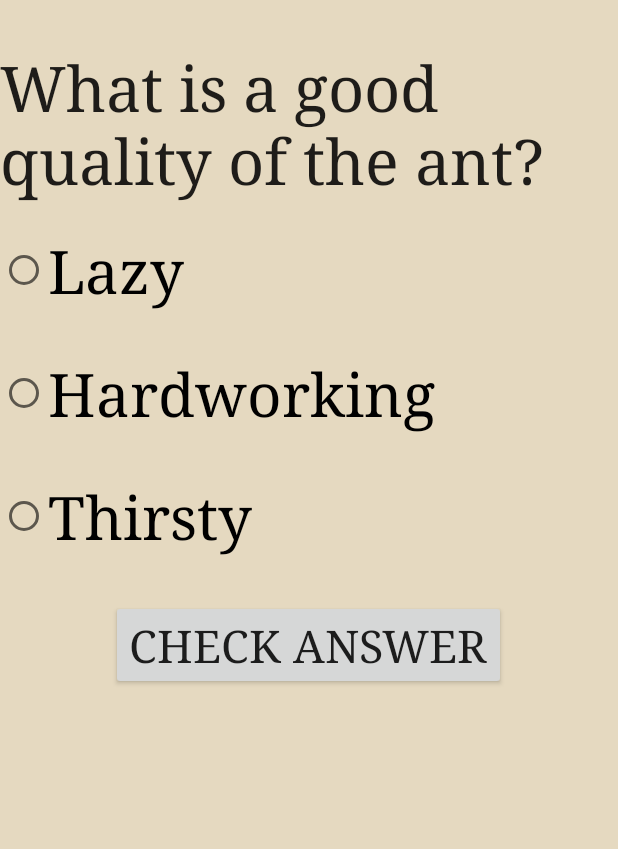
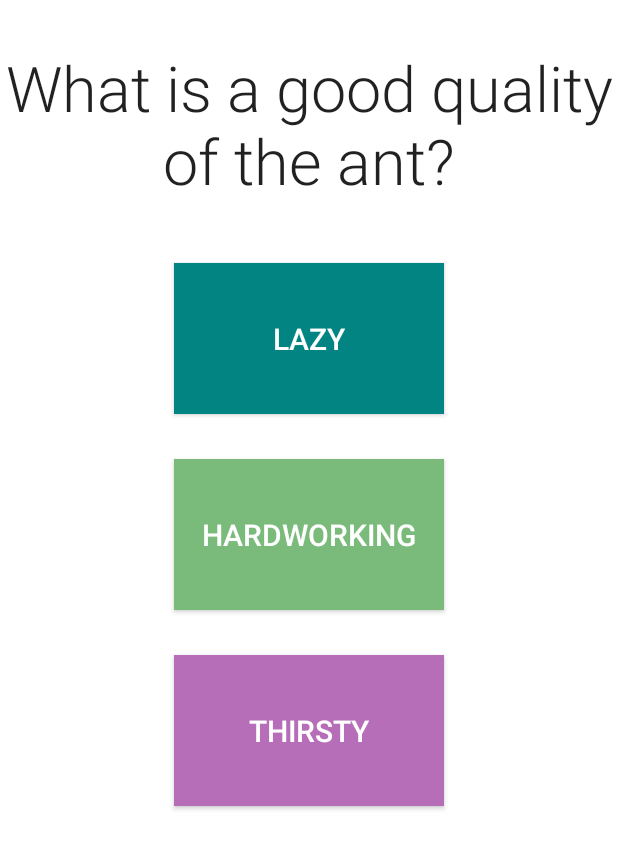
Before and after one commit to shantanu12/StoryTeller, an Android app: the layout question1.xml on its own in the app's theme, with its tools: preview values and no code run, on a phone screen of 412 x 824 dp. Shown: the top 849 px of the screen. Run offline under Robolectric (Android 15) with nearby library versions, the phone set to English and light mode, and no system bars.

Commit message:
fixed question1

```diff
--- a/app/src/main/res/layout/question1.xml
+++ b/app/src/main/res/layout/question1.xml
@@ -2,7 +2,7 @@
 <LinearLayout xmlns:android="http://schemas.android.com/apk/res/android"
     android:orientation="vertical" android:layout_width="match_parent"
     android:layout_height="match_parent"
-    android:background="#e5d9c0"
+    android:background="#ffffff"
     android:weightSum="1">
 
     <TextView
@@ -11,55 +11,58 @@
         android:textAppearance="?android:attr/textAppearanceLarge"
         android:text="What is a good quality of the ant?"
         android:id="@+id/textView2"
-        android:layout_gravity="center_horizontal"
         android:textSize="42dp"
         android:layout_marginTop="30dp"
-        android:layout_marginBottom="20dp"
-        android:typeface="serif" />
+        android:layout_marginBottom="40dp"
+        android:fontFamily="sans-serif-light"
+        android:typeface="sans"
+        android:layout_gravity="center"
+        android:gravity="center" />
 
-    ImageView
-        android:layout_width="wrap_content"
-        android:layout_height="wrap_content"
-        android:id="@+id/imageView4"
+    <Button
+        android:layout_width="180dp"
+        android:layout_height="60dp"
+        android:text="Lazy"
+        android:id="@+id/button"
         android:layout_gravity="center_horizontal"
-        android:src="@drawable/star_gold"/>
-
-    <RadioButton
-        android:layout_width="wrap_content"
-        android:layout_height="wrap_content"
-        android:text="Lazy"
-        android:id="@+id/radioButton"
-        android:checked="false"
-        android:textSize="40dp"
-        android:layout_marginBottom="30dp"
-        android:typeface="serif" />
-
-    <RadioButton
-        android:layout_width="wrap_content"
-        android:layout_height="wrap_content"
-        android:text="Hardworking"
-        android:id="@+id/radioButton2"
-        android:checked="false"
-        android:textSize="40dp"
-        android:layout_marginBottom="30dp"
-        android:typeface="serif" />
-
-    <RadioButton
-        android:layout_width="wrap_content"
-        android:layout_height="wrap_content"
-        android:text="Thirsty"
-        android:id="@+id/radioButton3"
-        android:checked="false"
-        android:textSize="40dp"
-        android:typeface="serif"
+        android:fontFamily="sans-serif-light"
+        android:typeface="sans"
+        android:textStyle="bold"
+        android:allowUndo="true"
+        android:background="#028482"
+        android:textColor="#ffffff"
+        android:layout_weight=".10"
+        android:textSize="20dp"
         android:layout_marginBottom="30dp" />
 
+        <Button
+        android:layout_width="180dp"
+        android:layout_height="60dp"
+        android:text="Hardworking"
+        android:id="@+id/button2"
+        android:layout_gravity="center_horizontal"
+        android:fontFamily="sans-serif-light"
+        android:typeface="sans"
+        android:layout_weight=".10"
+        android:textStyle="bold"
+        android:allowUndo="true"
+        android:background="#7aba7a"
+        android:textColor="#ffffff"
+            android:textSize="20dp"
+            android:layout_marginBottom="30dp" />
+
     <Button
-        android:layout_width="wrap_content"
-        android:layout_height="wrap_content"
-        android:text="Check Answer"
-        android:id="@+id/button"
+        android:layout_width="180dp"
+        android:layout_height="60dp"
+        android:text="Thirsty"
+        android:id="@+id/button3"
         android:layout_gravity="center_horizontal"
-        android:typeface="serif"
-        android:textSize="30dp" />
+        android:fontFamily="sans-serif-light"
+        android:typeface="sans"
+        android:layout_weight=".10"
+        android:textStyle="bold"
+        android:allowUndo="true"
+        android:background="#b76eb8"
+        android:textColor="#ffffff"
+        android:textSize="20dp" />
 </LinearLayout>
```
